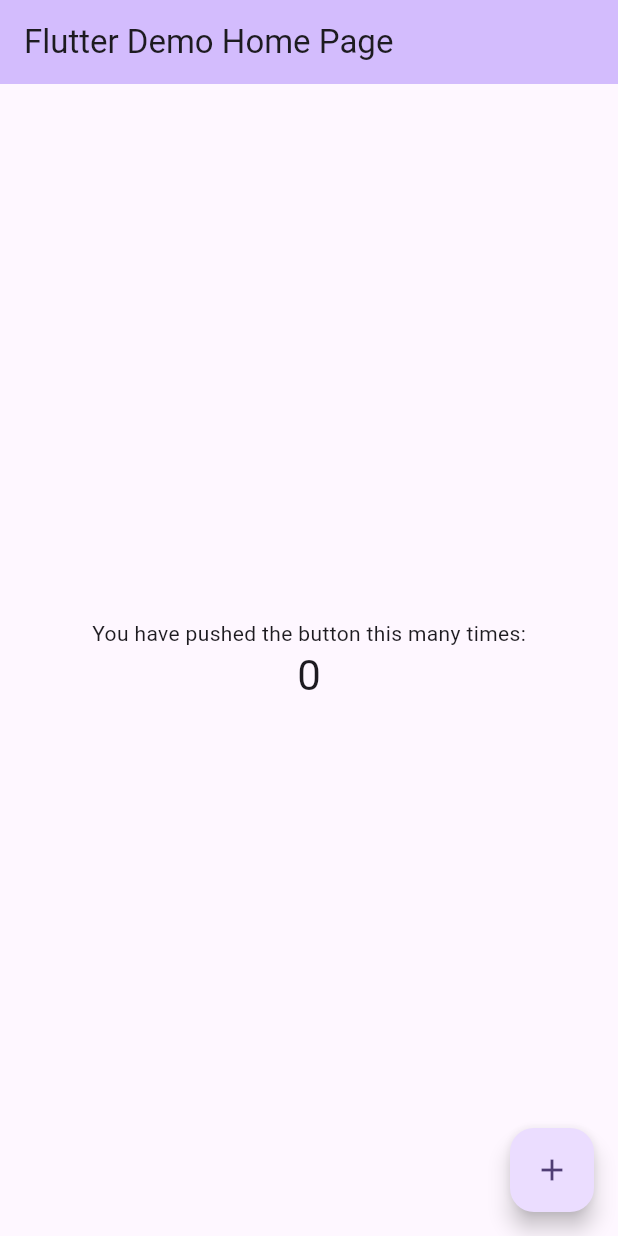
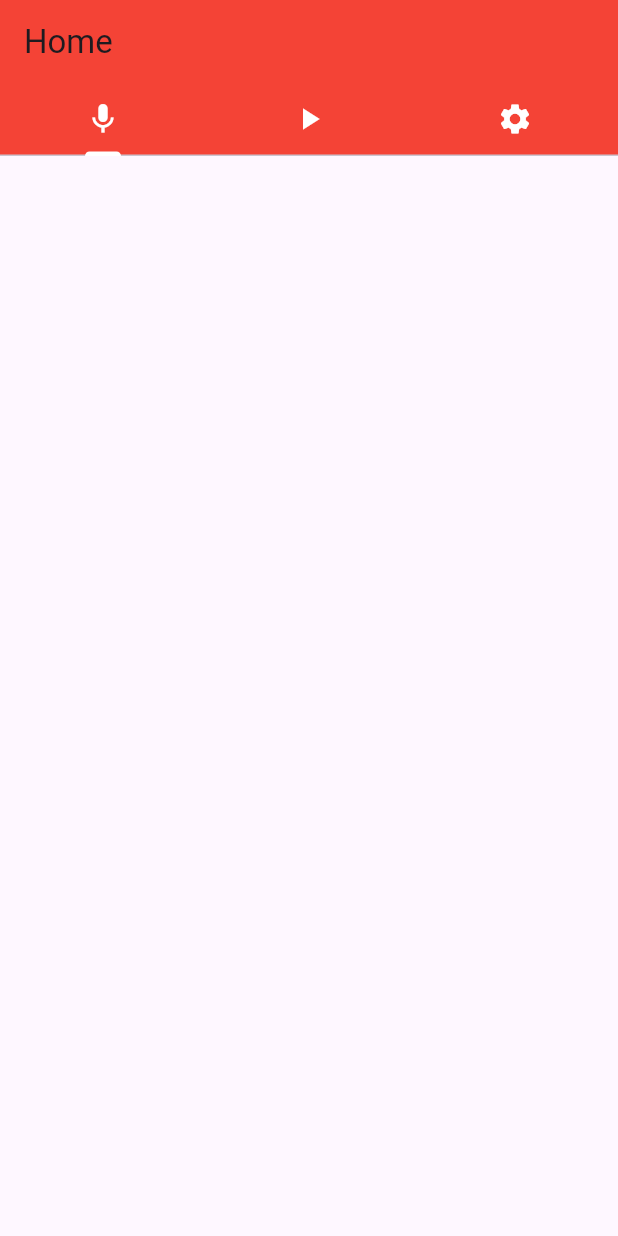
Before and after one commit to AftabBagwan/recording, a Flutter app: the screen it shows after launch, on a phone screen of 412 x 824 dp. Run offline on Flutter 3.47's test engine with Material 3 defaults, Android fonts, the phone set to English and light mode, and no system bars.

Commit message:
tab bar design added

```diff
--- a/lib/main.dart
+++ b/lib/main.dart
@@ -1,4 +1,5 @@
 import 'package:flutter/material.dart';
+import 'package:recording/pages/home.dart';
 
 void main() {
   runApp(const MyApp());
@@ -7,119 +8,15 @@ void main() {
 class MyApp extends StatelessWidget {
   const MyApp({super.key});
 
-  // This widget is the root of your application.
   @override
   Widget build(BuildContext context) {
     return MaterialApp(
-      title: 'Flutter Demo',
+      title: 'Recording',
       theme: ThemeData(
-        // This is the theme of your application.
-        //
-        // TRY THIS: Try running your application with "flutter run". You'll see
-        // the application has a purple toolbar. Then, without quitting the app,
-        // try changing the seedColor in the colorScheme below to Colors.green
-        // and then invoke "hot reload" (save your changes or press the "hot
-        // reload" button in a Flutter-supported IDE, or press "r" if you used
-        // the command line to start the app).
-        //
-        // Notice that the counter didn't reset back to zero; the application
-        // state is not lost during the reload. To reset the state, use hot
-        // restart instead.
-        //
-        // This works for code too, not just values: Most code changes can be
-        // tested with just a hot reload.
         colorScheme: ColorScheme.fromSeed(seedColor: Colors.deepPurple),
         useMaterial3: true,
       ),
-      home: const MyHomePage(title: 'Flutter Demo Home Page'),
+      home: const Home(),
     );
   }
 }
-
-class MyHomePage extends StatefulWidget {
-  const MyHomePage({super.key, required this.title});
-
-  // This widget is the home page of your application. It is stateful, meaning
-  // that it has a State object (defined below) that contains fields that affect
-  // how it looks.
-
-  // This class is the configuration for the state. It holds the values (in this
-  // case the title) provided by the parent (in this case the App widget) and
-  // used by the build method of the State. Fields in a Widget subclass are
-  // always marked "final".
-
-  final String title;
-
-  @override
-  State<MyHomePage> createState() => _MyHomePageState();
-}
-
-class _MyHomePageState extends State<MyHomePage> {
-  int _counter = 0;
-
-  void _incrementCounter() {
-    setState(() {
-      // This call to setState tells the Flutter framework that something has
-      // changed in this State, which causes it to rerun the build method below
-      // so that the display can reflect the updated values. If we changed
-      // _counter without calling setState(), then the build method would not be
-      // called again, and so nothing would appear to happen.
-      _counter++;
-    });
-  }
-
-  @override
-  Widget build(BuildContext context) {
-    // This method is rerun every time setState is called, for instance as done
-    // by the _incrementCounter method above.
-    //
-    // The Flutter framework has been optimized to make rerunning build methods
-    // fast, so that you can just rebuild anything that needs updating rather
-    // than having to individually change instances of widgets.
-    return Scaffold(
-      appBar: AppBar(
-        // TRY THIS: Try changing the color here to a specific color (to
-        // Colors.amber, perhaps?) and trigger a hot reload to see the AppBar
-        // change color while the other colors stay the same.
-        backgroundColor: Theme.of(context).colorScheme.inversePrimary,
-        // Here we take the value from the MyHomePage object that was created by
-        // the App.build method, and use it to set our appbar title.
-        title: Text(widget.title),
-      ),
-      body: Center(
-        // Center is a layout widget. It takes a single child and positions it
-        // in the middle of the parent.
-        child: Column(
-          // Column is also a layout widget. It takes a list of children and
-          // arranges them vertically. By default, it sizes itself to fit its
-          // children horizontally, and tries to be as tall as its parent.
-          //
-          // Column has various properties to control how it sizes itself and
-          // how it positions its children. Here we use mainAxisAlignment to
-          // center the children vertically; the main axis here is the vertical
-          // axis because Columns are vertical (the cross axis would be
-          // horizontal).
-          //
-          // TRY THIS: Invoke "debug painting" (choose the "Toggle Debug Paint"
-          // action in the IDE, or press "p" in the console), to see the
-          // wireframe for each widget.
-          mainAxisAlignment: MainAxisAlignment.center,
-          children: <Widget>[
-            const Text(
-              'You have pushed the button this many times:',
-            ),
-            Text(
-              '$_counter',
-              style: Theme.of(context).textTheme.headlineMedium,
-            ),
-          ],
-        ),
-      ),
-      floatingActionButton: FloatingActionButton(
-        onPressed: _incrementCounter,
-        tooltip: 'Increment',
-        child: const Icon(Icons.add),
-      ), // This trailing comma makes auto-formatting nicer for build methods.
-    );
-  }
-}
--- /dev/null
+++ b/lib/pages/drive.dart
@@ -0,0 +1,15 @@
+import 'package:flutter/material.dart';
+
+class RecordDrive extends StatefulWidget {
+  const RecordDrive({super.key});
+
+  @override
+  State<RecordDrive> createState() => _RecordDriveState();
+}
+
+class _RecordDriveState extends State<RecordDrive> {
+  @override
+  Widget build(BuildContext context) {
+    return const Placeholder();
+  }
+}
--- /dev/null
+++ b/lib/pages/home.dart
@@ -0,0 +1,53 @@
+import 'package:flutter/material.dart';
+import 'package:recording/pages/drive.dart';
+import 'package:recording/pages/record.dart';
+import 'package:recording/utils/colors.dart';
+
+class Home extends StatefulWidget {
+  const Home({super.key});
+
+  @override
+  State<Home> createState() => _HomeState();
+}
+
+class _HomeState extends State<Home> {
+  @override
+  Widget build(BuildContext context) {
+    return DefaultTabController(
+      length: 3,
+      child: Scaffold(
+        appBar: AppBar(
+          title: const Text("Home"),
+          backgroundColor: AppColors.red,
+          bottom: TabBar(
+            indicatorColor: AppColors.white,
+            tabs: [
+              Tab(
+                  icon: Icon(
+                Icons.mic,
+                color: AppColors.white,
+              )),
+              Tab(
+                  icon: Icon(
+                Icons.play_arrow,
+                color: AppColors.white,
+              )),
+              Tab(
+                  icon: Icon(
+                Icons.settings,
+                color: AppColors.white,
+              )),
+            ],
+          ),
+        ),
+        body: TabBarView(
+          children: [
+            const Record(),
+            const RecordDrive(),
+            Container(),
+          ],
+        ),
+      ),
+    );
+  }
+}
--- /dev/null
+++ b/lib/pages/record.dart
@@ -0,0 +1,15 @@
+import 'package:flutter/material.dart';
+
+class Record extends StatefulWidget {
+  const Record({super.key});
+
+  @override
+  State<Record> createState() => _RecordState();
+}
+
+class _RecordState extends State<Record> {
+  @override
+  Widget build(BuildContext context) {
+    return Container();
+  }
+}
--- /dev/null
+++ b/lib/utils/colors.dart
@@ -0,0 +1,6 @@
+import 'package:flutter/material.dart';
+
+class AppColors {
+  static Color red = Colors.red;
+  static Color white = Colors.white;
+}
```
